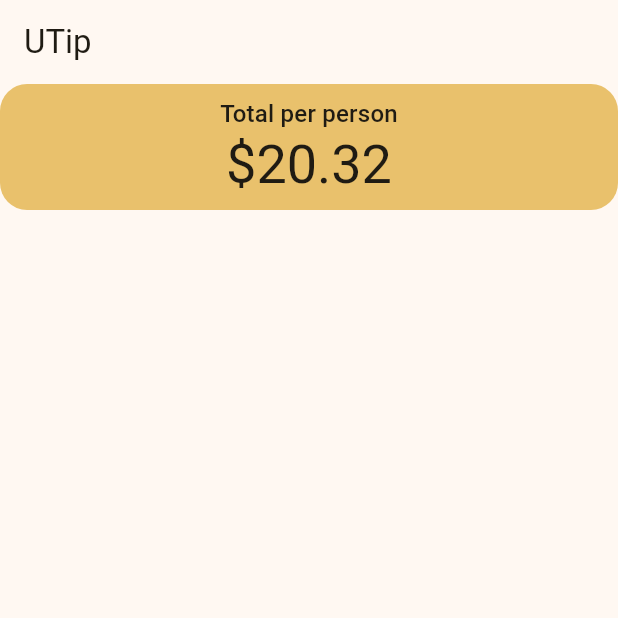
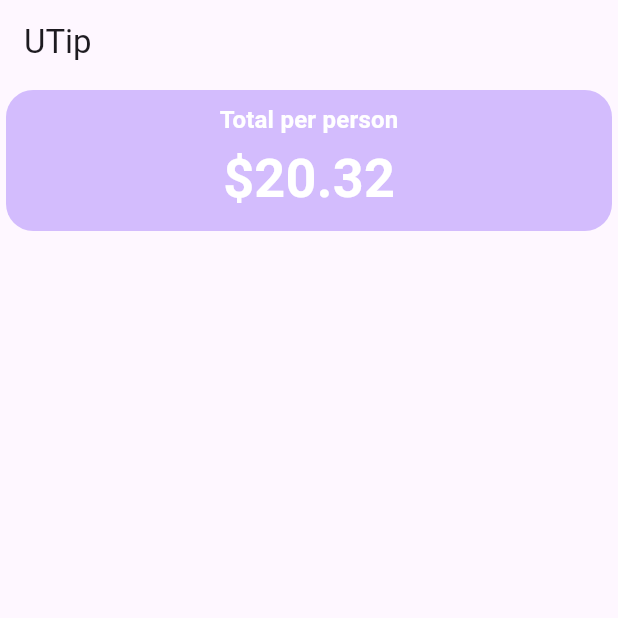
Before and after one commit to sytnikov/first-flutter-app, a Flutter app: the screen it shows after launch, on a phone screen of 412 x 824 dp, the top half of it. Run offline on Flutter 3.47's test engine with Material 3 defaults, Android fonts, the phone set to English and light mode, and no system bars.

Commit message:
add text style

```diff
--- a/lib/main.dart
+++ b/lib/main.dart
@@ -13,7 +13,7 @@ class MyApp extends StatelessWidget {
     return MaterialApp(
       title: 'Utip',
       theme: ThemeData(
-        colorScheme: ColorScheme.fromSeed(seedColor: Colors.amber),
+        colorScheme: ColorScheme.fromSeed(seedColor: Colors.deepPurple),
         useMaterial3: true,
       ),
       home: const Utip(),
@@ -31,13 +31,21 @@ class Utip extends StatefulWidget {
 class _UtipState extends State<Utip> {
   @override
   Widget build(BuildContext context) {
+
     var theme = Theme.of(context);
+
+    final style = theme.textTheme.titleMedium!.copyWith(
+      color: theme.colorScheme.onPrimary,
+      fontWeight: FontWeight.bold
+    );
+
     return Scaffold(
       appBar: AppBar(title: Text('UTip')),
       body: Column(
         crossAxisAlignment: CrossAxisAlignment.stretch,
         children: [
           Container(
+            margin: const EdgeInsets.all(4),
             padding: const EdgeInsets.all(8),
             decoration: BoxDecoration(
               color: theme.colorScheme.inversePrimary,
@@ -47,10 +55,12 @@ class _UtipState extends State<Utip> {
               children: [
                 Text(
                   'Total per person',
-                  style: theme.textTheme.titleMedium,
+                  style: style,
                 ),
                 Text('\$20.32',
-                style: theme.textTheme.displaySmall,),
+                style: style.copyWith(
+                  fontSize: theme.textTheme.displaySmall?.fontSize
+                )),
               ],
             ),
           ),
```
